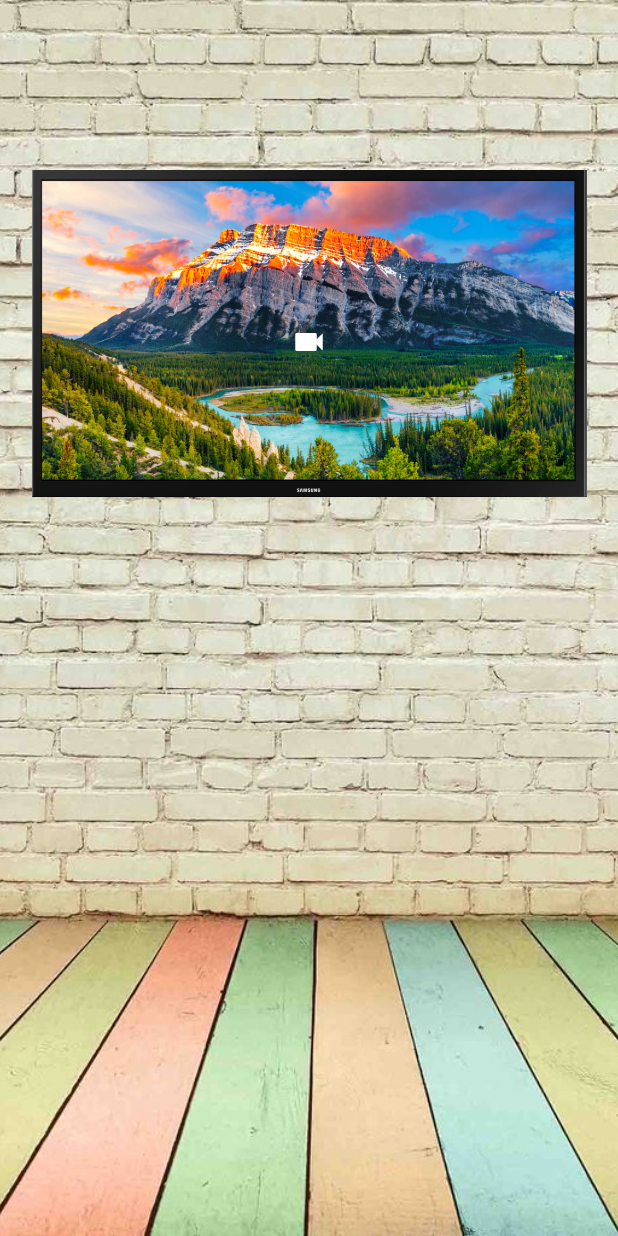
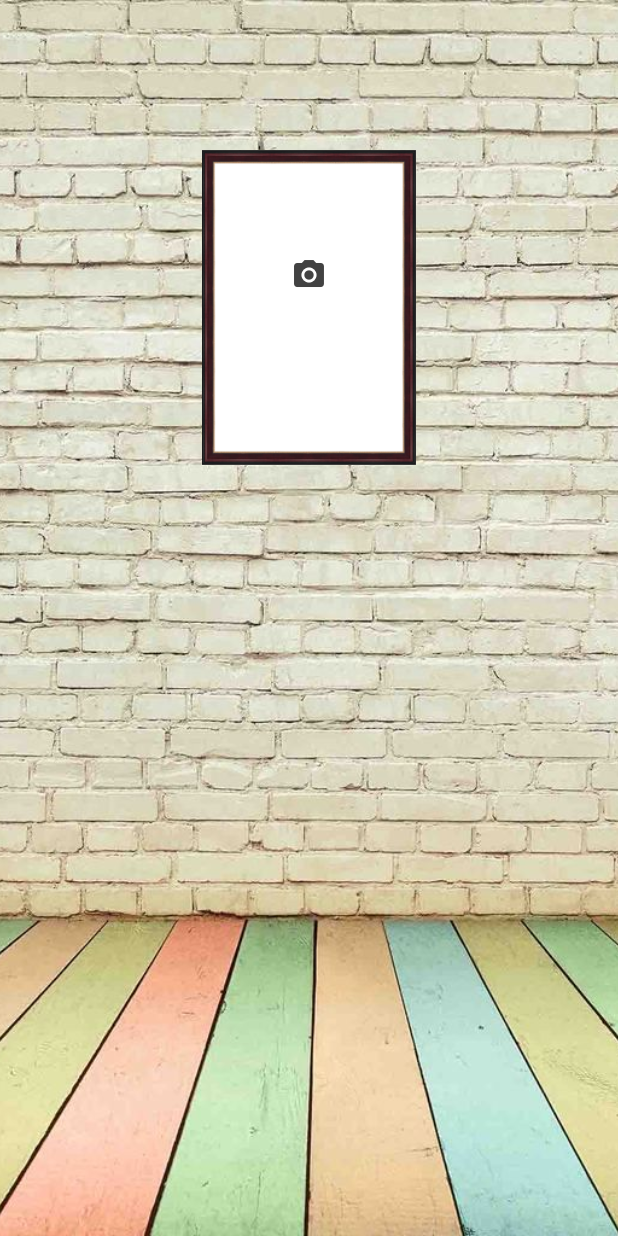
Before and after one commit to erdiegoant/flutter_machine_learning, a Flutter app: the screen it shows after launch, on a phone screen of 412 x 824 dp. Run offline on Flutter 3.47's test engine with Material 2 defaults, Android fonts, the phone set to English and light mode, and no system bars; our stand-ins replace camera, image_picker; missing offline and left inert: google_ml_kit.

Commit message:
Barcode Scanner from image

```diff
--- a/lib/main.dart
+++ b/lib/main.dart
@@ -1,6 +1,6 @@
 import 'package:camera/camera.dart';
 import 'package:flutter/material.dart';
-import 'package:machine_learning/pages/camera_feed_labeling_page.dart';
+import 'package:machine_learning/pages/barcode_camera_page.dart';
 
 late List<CameraDescription> cameras;
 
@@ -18,7 +18,7 @@ class MyApp extends StatelessWidget {
       theme: ThemeData(
         primarySwatch: Colors.blue,
       ),
-      home: CameraFeedLabelingPage(),
+      home: BarcodeCameraPage(),
     );
   }
 }
--- /dev/null
+++ b/lib/pages/barcode_camera_page.dart
@@ -0,0 +1,131 @@
+import 'dart:io';
+
+import 'package:flutter/material.dart';
+import 'package:google_ml_kit/google_ml_kit.dart';
+import 'package:image_picker/image_picker.dart';
+
+class BarcodeCameraPage extends StatefulWidget {
+  BarcodeCameraPage({Key? key}) : super(key: key);
+
+  @override
+  _BarcodeCameraPageState createState() => _BarcodeCameraPageState();
+}
+
+class _BarcodeCameraPageState extends State<BarcodeCameraPage> {
+  File? _image;
+  late ImagePicker picker;
+  late BarcodeScanner barcodeScanner;
+  String result = '';
+
+  @override
+  void initState() {
+    super.initState();
+    picker = ImagePicker();
+    barcodeScanner = GoogleMlKit.vision.barcodeScanner();
+  }
+
+  Future<void> chooseImageFromGallery() async {
+    var image = await picker.pickImage(source: ImageSource.gallery);
+
+    if (image != null) {
+      setState(() {
+        _image = File(image.path);
+      });
+      scanBarcode();
+    }
+  }
+
+  Future<void> getImageFromCamera() async {
+    var image = await picker.pickImage(source: ImageSource.camera);
+
+    if (image != null) {
+      setState(() {
+        _image = File(image.path);
+      });
+      scanBarcode();
+    }
+  }
+
+  Future<void> scanBarcode() async {
+    final inputImage = InputImage.fromFile(_image!);
+    List<Barcode> barcodes = await barcodeScanner.processImage(inputImage);
+
+    String newResult = "";
+
+    for (final barcode in barcodes) {
+      final String displayValue = barcode.value.displayValue!;
+      newResult += "$displayValue \n";
+    }
+
+    setState(() {
+      result = newResult;
+    });
+  }
+
+  @override
+  void dispose() {
+    barcodeScanner.close();
+    super.dispose();
+  }
+
+  @override
+  Widget build(BuildContext context) {
+    return Scaffold(
+      body: Container(
+        decoration: BoxDecoration(
+          image: DecorationImage(
+              image: AssetImage('assets/images/img2.jpeg'), fit: BoxFit.cover),
+        ),
+        child: Column(
+          children: <Widget>[
+            SizedBox(width: 100),
+            Container(
+              margin: EdgeInsets.only(top: 100),
+              child: Stack(
+                children: [
+                  Stack(children: <Widget>[
+                    Center(
+                      child: Image.asset(
+                        'assets/images/frame3.png',
+                        height: 210,
+                        width: 200,
+                      ),
+                    ),
+                  ]),
+                  Center(
+                    child: TextButton(
+                      onPressed: chooseImageFromGallery,
+                      onLongPress: getImageFromCamera,
+                      child: _image != null
+                          ? Image.file(
+                              _image!,
+                              width: 135,
+                              height: 195,
+                              fit: BoxFit.fill,
+                            )
+                          : Container(
+                              width: 140,
+                              height: 150,
+                              child: Icon(
+                                Icons.camera_alt,
+                                color: Colors.grey[800],
+                              ),
+                            ),
+                    ),
+                  )
+                ],
+              ),
+            ),
+            Container(
+              margin: EdgeInsets.only(top: 20),
+              child: Text(
+                '$result',
+                style: TextStyle(fontFamily: 'finger_paint', fontSize: 20),
+              ),
+            )
+          ],
+        ),
+      ),
+    );
+  }
+}
```
Also changed, not shown: 1 other file.
